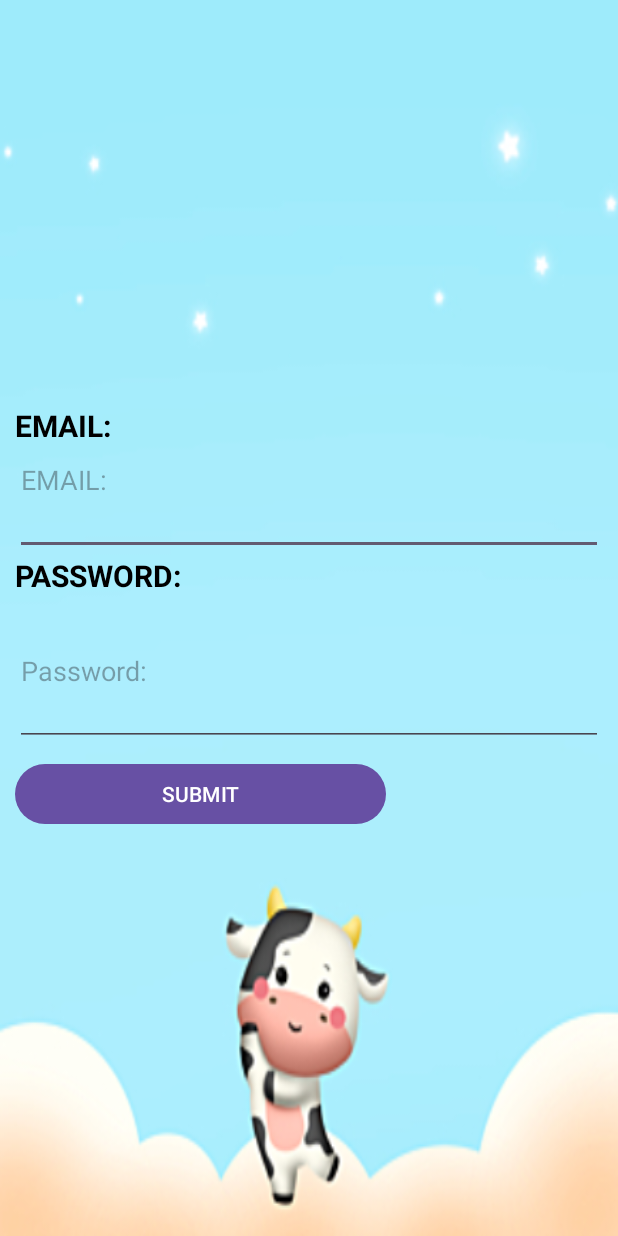
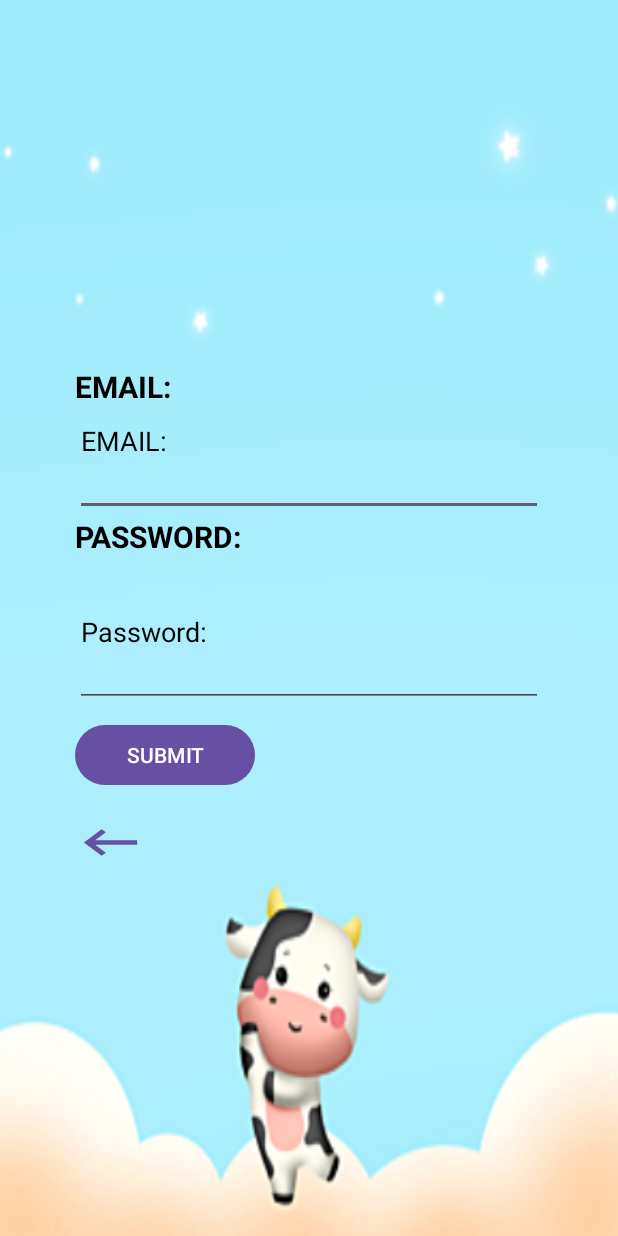
Before and after one commit to AyushiBhatla1703/NANDI, an Android app: the RegisterActivity screen opened directly, with no data from a screen before it, on a phone screen of 412 x 824 dp. Run offline under Robolectric (Android 15) with nearby library versions, the phone set to English and light mode, and no system bars; our stand-ins replace Firebase (no records; nobody signed in at launch, a user with empty details on screens opened directly).

Commit message:
CODE changes

```diff
--- a/app/src/main/java/com/example/nandi/RegisterActivity.java
+++ b/app/src/main/java/com/example/nandi/RegisterActivity.java
@@ -1,8 +1,10 @@
 package com.example.nandi;
 
+import android.annotation.SuppressLint;
 import android.content.Intent;
 import android.os.Bundle;
 import android.text.TextUtils;
+import android.view.View;
 import android.widget.Button;
 import android.widget.EditText;
 import android.widget.Toast;
@@ -15,7 +17,9 @@ public class RegisterActivity extends AppCompatActivity {
     private EditText email;
     private EditText password;
     private FirebaseAuth auth;
+    private Button backbtn;
 
+    @SuppressLint("MissingInflatedId")
     @Override
     protected void onCreate(Bundle savedInstanceState) {
         super.onCreate(savedInstanceState);
@@ -23,9 +27,16 @@ public class RegisterActivity extends AppCompatActivity {
         email = findViewById(R.id.email);
         password = findViewById(R.id.pwd);
         Button register = findViewById(R.id.submit_btn);
+        backbtn =findViewById(R.id.back_btn);
 
         // Initialize FirebaseAuth
         auth = FirebaseAuth.getInstance();
+       backbtn.setOnClickListener(new View.OnClickListener() {
+           @Override
+           public void onClick(View view) {
+              startActivity(new Intent(RegisterActivity.this,StartActivity.class));
+           }
+       });
 
         register.setOnClickListener(view -> {
             String txt_email = email.getText().toString();
--- a/app/src/main/res/layout/activity_register.xml
+++ b/app/src/main/res/layout/activity_register.xml
@@ -6,29 +6,32 @@
     android:layout_width="match_parent"
     android:layout_height="match_parent"
     tools:context=".RegisterActivity"
-    android:padding="10dp"
+    android:padding="50dp"
     android:gravity="center"
-    android:background="@drawable/img_2">
+    android:background="@drawable/img_2"
+    >
+
+
 
     <TextView
         android:id="@+id/t1"
         android:layout_width="wrap_content"
         android:layout_height="wrap_content"
-        android:textSize="20dp"
         android:text="EMAIL:"
         android:textColor="@color/black"
-        android:textStyle="bold"
-        >
+        android:textSize="20dp"
+        android:textStyle="bold">
 
     </TextView>
+
     <EditText
         android:id="@+id/email"
         android:layout_width="match_parent"
         android:layout_height="wrap_content"
         android:hint="EMAIL:"
         android:minHeight="100dp"
-        tools:ignore="DuplicateClickableBoundsCheck,HardcodedText"
-        ></EditText>
+        android:textColorHint="@color/black"
+        tools:ignore="DuplicateClickableBoundsCheck,HardcodedText"></EditText>
 
     <TextView
         android:id="@+id/t2"
@@ -48,12 +51,13 @@
         android:layout_width="match_parent"
         android:layout_height="wrap_content"
         android:layout_below="@+id/t2"
+        android:textColorHint="@color/black"
         android:hint="Password:"
         android:minHeight="100dp"
         tools:ignore="TextFields"></EditText>
 
     <Button
-        android:layout_width="247dp"
+        android:layout_width="120dp"
         android:layout_height="wrap_content"
         android:layout_below="@id/pwd"
         android:layout_marginTop="8dp"
@@ -62,4 +66,16 @@
 
     </Button>
 
+    <Button
+        android:id="@+id/back_btn"
+        android:layout_width="47dp"
+        android:layout_height="35dp"
+        android:layout_alignParentStart="true"
+        android:layout_alignParentTop="true"
+        android:layout_marginStart="0dp"
+        android:layout_marginTop="300dp"
+        android:background="@drawable/back"
+        tools:ignore="SpeakableTextPresentCheck,TouchTargetSizeCheck">
+
+    </Button>
 </RelativeLayout>
```
Also changed, not shown: app/src/main/java/com/example/nandi/LoginActivity.java (+11 -1 lines), app/src/main/res/layout/activity_login.xml (+13 -0 lines).
